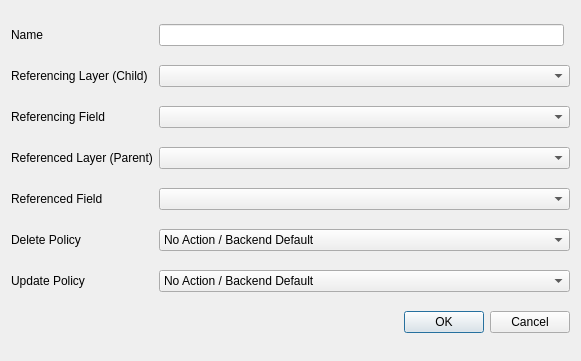
Qt form src/ui/qgsrelationadddlgbase.ui (daveisfera/QGIS) before a commit.
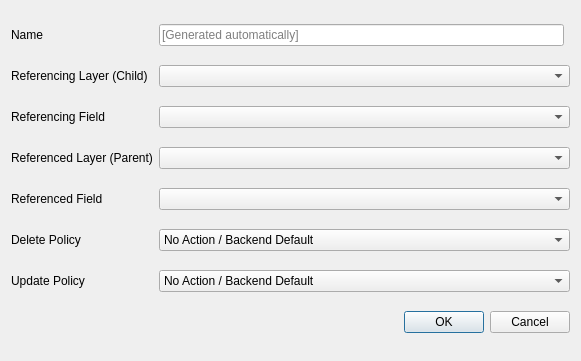
The same form after that commit.

Patch:
```diff
--- a/src/ui/qgsrelationadddlgbase.ui
+++ b/src/ui/qgsrelationadddlgbase.ui
@@ -134,7 +134,11 @@
     </widget>
    </item>
    <item row="0" column="1">
-    <widget class="QLineEdit" name="mTxtRelationName"/>
+    <widget class="QLineEdit" name="mTxtRelationName">
+     <property name="placeholderText">
+      <string>[Generated automatically]</string>
+     </property>
+    </widget>
    </item>
   </layout>
  </widget>
```
